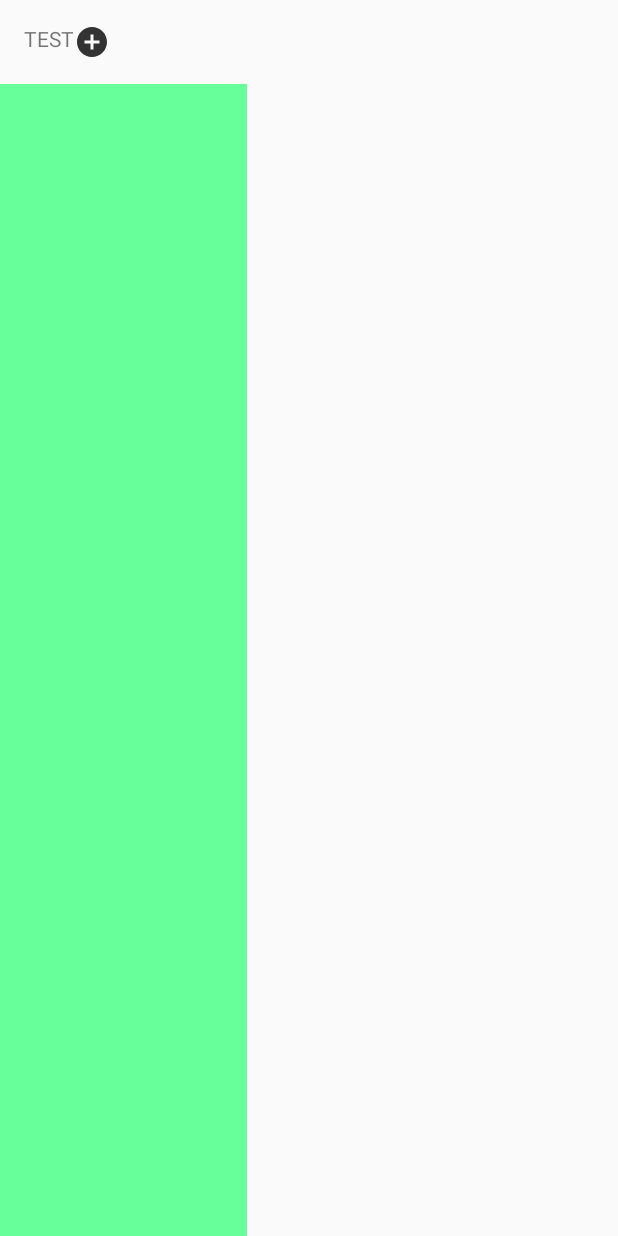
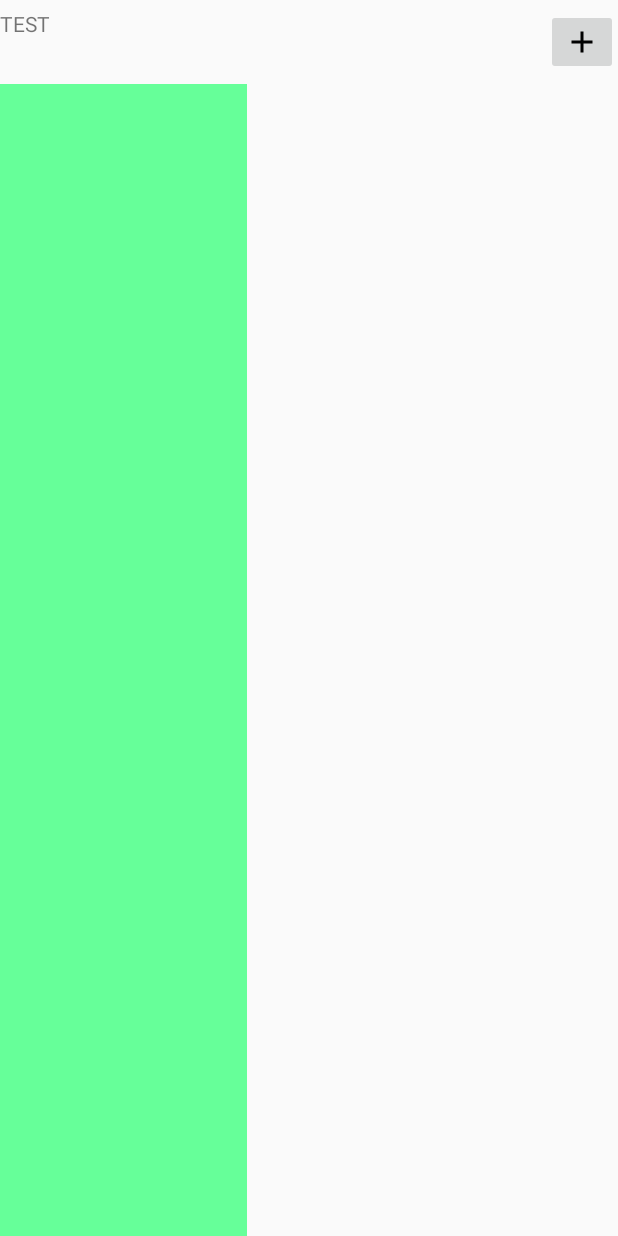
Before and after one commit to ThakkarRonak/test2, an Android app: the fragment MenuFragment placed in its activity, on a phone screen of 412 x 824 dp. Run offline under Robolectric (Android 15) with nearby library versions, the phone set to English and light mode, and no system bars.

Commit message:
with login

```diff
--- a/app/src/main/java/com/example/paresh/test/Test2/DbHelper.java
+++ b/app/src/main/java/com/example/paresh/test/Test2/DbHelper.java
@@ -18,11 +18,9 @@ public class DbHelper extends SQLiteOpenHelper {
     public static final String TABLE_USER = "user_table";
     public static final String TABLE_CATEGOTY = "categoty_table";
 
-    public static final String USER_EMAIL = "EMAIL";
     public static final String CATEGORY_ID = "ITEM_ID";
     public static final String CATEGORY_NAME = "ITEM_NAME";
     public static final String PARENT_CAT_ID = "parent_cat_id";
-
 
     public DbHelper(Context context) {
         super(context, DATABASE_NAME, null, 1);
@@ -43,9 +41,6 @@ public class DbHelper extends SQLiteOpenHelper {
         ContentValues contentValues = new ContentValues();
         contentValues.put(CATEGORY_NAME, itemName);
         contentValues.put(PARENT_CAT_ID, parentCatId);
-
-//        db.insert(TABLE_CATEGOTY,contentValues);
-
 
         long result = db.insert(TABLE_CATEGOTY, null, contentValues);
         if (result == -1)
@@ -68,23 +63,6 @@ public class DbHelper extends SQLiteOpenHelper {
         db.execSQL("DROP TABLE IF EXISTS " + TABLE_CATEGOTY);
         onCreate(db);
     }
-/*public void deleteTable()
-{
-    SQLiteDatabase db = this.getReadableDatabase();
-
-    db.execSQL("DROP TABLE "+ TABLE_CATEGOTY);
-}*/
-/*
-    public boolean showSubCategory(String itemName, int catId, String parentId) {
-
-        SQLiteDatabase db = this.getWritableDatabase();
-        ContentValues contentValues = new ContentValues();
-
-
-        contentValues.put(CATEGORY_NAME, itemName);
-        db.update(TABLE_CATEGOTY, contentValues, "ITEM_ID = ?", new String[]{parentId});
-        return true;
-    }*/
 
     public List<DataModel> getalldata(int parentCateId) {
         List<DataModel> list = new ArrayList<>();
@@ -102,7 +80,6 @@ public class DbHelper extends SQLiteOpenHelper {
                 dataModel.setCategoryID(cursor.getInt(cursor.getColumnIndex(CATEGORY_ID)));
                 dataModel.setParentCategoryID(cursor.getInt(cursor.getColumnIndex(PARENT_CAT_ID)));
                 dataModel.setCategoryName(cursor.getString(cursor.getColumnIndex(CATEGORY_NAME)));
-//                dataModel.setUserEmail(cursor.getString(cursor.getColumnIndex(CATEGORY_NAME)));
                 list.add(dataModel);
 
             } while (cursor.moveToNext());
--- a/app/src/main/java/com/example/paresh/test/Test2/Test2Activity.java
+++ b/app/src/main/java/com/example/paresh/test/Test2/Test2Activity.java
@@ -7,7 +7,8 @@ import android.support.v4.app.FragmentTransaction;
 import android.support.v7.app.AppCompatActivity;
 import android.support.v7.widget.LinearLayoutManager;
 import android.support.v7.widget.RecyclerView;
-import android.support.v7.widget.Toolbar;
+import android.util.Log;
+import android.view.View;
 import android.widget.TextView;
 import com.example.paresh.test.R;
 
@@ -15,9 +16,13 @@ import java.util.ArrayList;
 
 public class Test2Activity extends AppCompatActivity {
 
+    private static final String TAG = Test2Activity.class.getSimpleName();
     ArrayList<DataModel> mMenulist = new ArrayList<DataModel>();
+    ArrayList<DataModel> mMenulist1 = new ArrayList<DataModel>();
     RecyclerView menu_recyclerview;
     MyAdapter adapter;
+    MenuAdapter menuAdapter;
+    CategoryFragment categoryFragment = new CategoryFragment();
 
     @Override
     protected void onCreate(Bundle savedInstanceState) {
@@ -28,19 +33,43 @@ public class Test2Activity extends AppCompatActivity {
         LinearLayoutManager linearLayoutManager = new LinearLayoutManager(Test2Activity.this, LinearLayoutManager.VERTICAL, false);
         menu_recyclerview.setLayoutManager(linearLayoutManager);
         adapter = new MyAdapter(mMenulist, Test2Activity.this);
+        menuAdapter = new MenuAdapter(mMenulist1,Test2Activity.this);
         menu_recyclerview.setAdapter(adapter);
         addCategoryFragment(0);
+
+        findViewById(R.id.img_add_title).setOnClickListener(new View.OnClickListener() {
+            @Override
+            public void onClick(View v) {
+                Log.i(TAG, "Fragemtb Present" + isFragmentPresent("FRAG"));
+
+                if (isFragmentPresent("FRAG")) {
+                    Fragment fragmentCurrent = getSupportFragmentManager().findFragmentById(R.id.fragcontainer);
+                    categoryFragment = (CategoryFragment) fragmentCurrent;
+                    categoryFragment.showAlert(0);
+                }
+            }
+        });
+    }
+
+    public boolean isFragmentPresent(String tag) {
+        Fragment frag = getSupportFragmentManager().findFragmentByTag(tag);
+        if (frag instanceof CategoryFragment) {
+            return true;
+        } else
+            return false;
+
     }
 
     public void addCategoryFragment(int parentCatId) {
         FragmentManager fragmentManager = getSupportFragmentManager();
         FragmentTransaction fragmentTransaction = fragmentManager.beginTransaction();
-        CategoryFragment fragment = new CategoryFragment();
+
+        categoryFragment = new CategoryFragment();
 
         Bundle bundle = new Bundle();
         bundle.putInt("parentCatId", parentCatId);
 
-        fragment.setArguments(bundle);
+        categoryFragment.setArguments(bundle);
 
         Fragment fragmentCurrent = fragmentManager.findFragmentById(R.id.fragcontainer);
 
@@ -48,46 +77,36 @@ public class Test2Activity extends AppCompatActivity {
             fragmentTransaction.hide(fragmentCurrent);
         }
         if (parentCatId == 0) {
-            fragmentTransaction.replace(R.id.fragcontainer, fragment);
-        }
-        else {
+            fragmentTransaction.replace(R.id.fragcontainer, categoryFragment, "FRAG");
+        } else {
             fragmentTransaction.addToBackStack("parentCatId" + parentCatId);
-            fragmentTransaction.add(R.id.fragcontainer, fragment);
+
+            fragmentTransaction.add(R.id.fragcontainer, categoryFragment, "FRAG");
         }
         fragmentTransaction.commit();
+    }
+
+    @Override
+    public void onBackPressed() {
+        super.onBackPressed();
+        removeView(1);
     }
 
     public void addView(DataModel dataModel) {
         mMenulist.add(dataModel);
         adapter.notifyDataSetChanged();
     }
-    public void removeView(DataModel dataModel) {
-        mMenulist.add(dataModel);
+
+    public void removeView(int poaition) {
+        if(mMenulist.size()==1) return;
+
+        mMenulist.remove(1);
         adapter.notifyDataSetChanged();
+        mMenulist.size();
     }
 
     public void setTitleText(CharSequence text) {
-        ((TextView)findViewById(R.id.txttitle)).setText(text);
+        ((TextView) findViewById(R.id.txttitle)).setText(text);
     }
 
-    /*public void addMenuFragment(int parentCatId) {
-        FragmentManager fragmentManager = getSupportFragmentManager();
-        FragmentTransaction fragmentTransaction = fragmentManager.beginTransaction();
-        MenuFragment fragment = new MenuFragment();
-
-        Bundle bundle = new Bundle();
-        bundle.putInt("parentCatId", parentCatId);
-
-        fragment.setArguments(bundle);
-
-        Fragment fragmentCurrent = fragmentManager.findFragmentById(R.id.flMenu);
-
-        if (fragmentCurrent != null) {
-            fragmentTransaction.hide(fragmentCurrent);
-        }
-        fragmentTransaction.addToBackStack("parentCatId" + parentCatId);
-        fragmentTransaction.add(R.id.flMenu, fragment);
-        fragmentTransaction.commit();
-    }*/
-
 }
--- /dev/null
+++ b/app/src/main/res/drawable/ic_add__24dp.xml
@@ -0,0 +1,9 @@
+<vector xmlns:android="http://schemas.android.com/apk/res/android"
+        android:width="24dp"
+        android:height="24dp"
+        android:viewportWidth="24.0"
+        android:viewportHeight="24.0">
+    <path
+        android:fillColor="#FF000000"
+        android:pathData="M19,13h-6v6h-2v-6H5v-2h6V5h2v6h6v2z"/>
+</vector>
--- a/app/src/main/res/layout/fragment_login.xml
+++ b/app/src/main/res/layout/activity_login.xml
@@ -3,7 +3,7 @@
              xmlns:tools="http://schemas.android.com/tools"
              android:layout_width="match_parent"
              android:layout_height="match_parent"
-             tools:context=".Test2.LoginFragment">
+             tools:context=".Test2.LoginActivity">
 
     <TextView android:layout_width="wrap_content"
               android:layout_height="wrap_content"
@@ -45,7 +45,7 @@
                   android:layout_marginTop="160dp"
                   android:layout_marginLeft="30dp"/>
 
-        <Button android:id="@+id/btnLogin"
+        <Button android:id="@+id/btnLogin_DB"
                 android:layout_width="wrap_content"
                 android:layout_height="wrap_content"
                 android:layout_gravity="center"
--- a/app/src/main/res/layout/activity_main.xml
+++ b/app/src/main/res/layout/activity_main.xml
@@ -30,10 +30,12 @@
                 android:inputType="textPersonName"
                 android:hint="Name"/>
 
-        <LinearLayout android:layout_width="258dp"
+        <LinearLayout
+                android:layout_width="258dp"
                 android:layout_height="wrap_content"
                 android:orientation="horizontal">
-            <TextView android:layout_width="80dp"
+            <TextView
+                    android:layout_width="80dp"
                     android:layout_height="34dp"
                     android:layout_marginTop="20dp"
                     android:textAlignment="center"
--- a/app/src/main/res/layout/activity_test2.xml
+++ b/app/src/main/res/layout/activity_test2.xml
@@ -1,38 +1,53 @@
 <?xml version="1.0" encoding="utf-8"?>
-<LinearLayout xmlns:android="http://schemas.android.com/apk/res/android"
-              xmlns:tools="http://schemas.android.com/tools"
-              android:layout_height="match_parent"
-              android:layout_width="match_parent"
-              android:orientation="vertical">
-
+<LinearLayout
+        xmlns:android="http://schemas.android.com/apk/res/android"
+        xmlns:tools="http://schemas.android.com/tools"
+        xmlns:app="http://schemas.android.com/apk/res-auto"
+        android:layout_height="match_parent"
+        android:layout_width="match_parent"
+        android:orientation="vertical"
+        tools:context=".Test2.Test2Activity">
 
     <android.support.v7.widget.Toolbar
             android:id="@+id/toolbar"
             android:layout_height="wrap_content"
-            android:layout_width="match_parent">
-        <LinearLayout
+            android:layout_width="match_parent"
+            android:contentInsetLeft="0dp"
+            android:contentInsetStart="0dp"
+            app:contentInsetLeft="0dp"
+            app:contentInsetStart="0dp">
+        <!--app:contentInsetStartWithNavigation="0dp"-->
+
+
+        <RelativeLayout
                 android:orientation="horizontal"
-                android:layout_width="wrap_content"
-                android:layout_height="wrap_content">
+                android:layout_width="match_parent"
+                android:layout_height="match_parent">
 
             <TextView
                     android:id="@+id/txttitle"
-                    android:layout_width="match_parent"
+                    android:layout_width="wrap_content"
                     android:layout_height="wrap_content"
+                    android:gravity="center"
                     android:text="TEST"/>
 
-            <ImageView
-                    android:id="@+id/img_add"
-                    android:layout_width="wrap_content" android:layout_height="wrap_content"
-                    android:src="@drawable/ic_action_add"/>
-        </LinearLayout>
+            <ImageButton
+                    android:id="@+id/img_add_title"
+                    android:layout_width="wrap_content"
+                    android:layout_height="wrap_content"
+                    android:layout_alignParentEnd="true"
+
+                    android:src="@drawable/ic_add__24dp"/>
+
+        </RelativeLayout>
+
     </android.support.v7.widget.Toolbar>
 
-    <LinearLayout android:orientation="horizontal"
+    <LinearLayout
+            android:orientation="horizontal"
                   android:layout_height="match_parent"
                   android:layout_width="match_parent"
                   tools:context=".Test2.Test2Activity">
-
 
         <android.support.v7.widget.RecyclerView
                 android:id="@+id/menu_recyclerview"
@@ -40,13 +55,6 @@
                 android:layout_weight="0.4"
                 android:background="@color/green"
                 android:layout_height="match_parent"/>
-        <!--<FrameLayout
-                android:layout_width="0dp"
-                android:layout_weight="0.4"
-                android:id="@+id/flMenu"
-                android:layout_height="match_parent"
-                android:background="@color/green"
-        ></FrameLayout>-->
 
         <FrameLayout
                 android:layout_weight="0.6"
```
Also changed, not shown: app/src/main/AndroidManifest.xml (+10 -3 lines), app/src/main/java/com/example/paresh/test/Test2/CategoryFragment.java (+11 -22 lines), app/src/main/java/com/example/paresh/test/Test2/DataModel.java (+1 -14 lines), app/src/main/java/com/example/paresh/test/Test2/LoginActivity.java (added, +95 -0 lines), app/src/main/java/com/example/paresh/test/Test2/LoginFragment.java (deleted, +0 -139 lines), app/src/main/java/com/example/paresh/test/Test2/MenuAdapter.java (+30 -20 lines), app/src/main/java/com/example/paresh/test/Test2/MenuFragment.java (+4 -6 lines), app/src/main/java/com/example/paresh/test/Test2/MyAdapter.java (+5 -16 lines), app/src/main/java/com/example/paresh/test/main/activity/re/recycler_test/activity/MainActivity.java (+3 -3 lines), app/src/main/java/com/example/paresh/test/main/activity/re/recycler_test/alertbox/alertDilogbox.java (+1 -1 lines), app/src/main/res/layout/add_item.xml (+6 -4 lines), app/src/main/res/layout/custom_dailog.xml (+7 -17 lines). Lines whose indentation alone changed are shown as unchanged.
